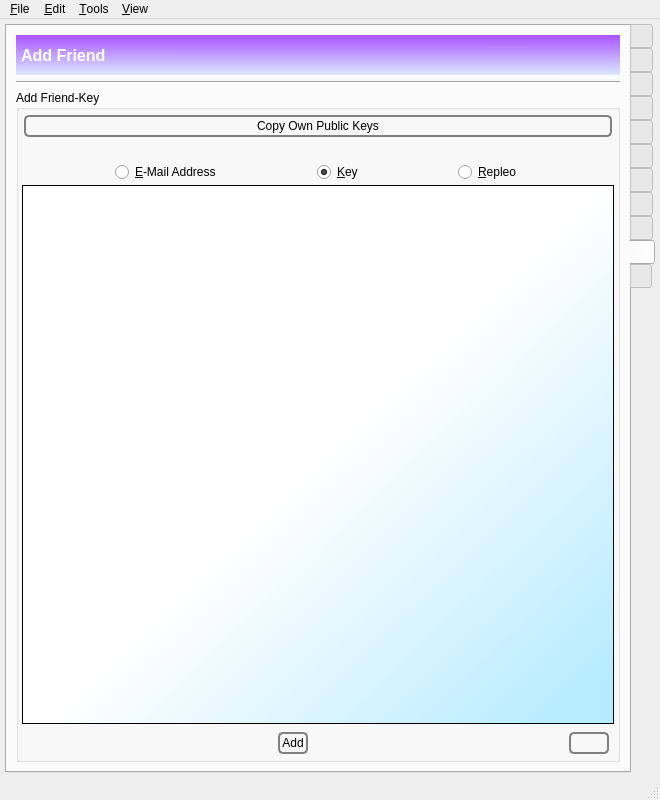
Old version of the form branches/trunk/GoldBug-UI/spot-on-controlcenter.ui in the repository textbrowser/spot-on.
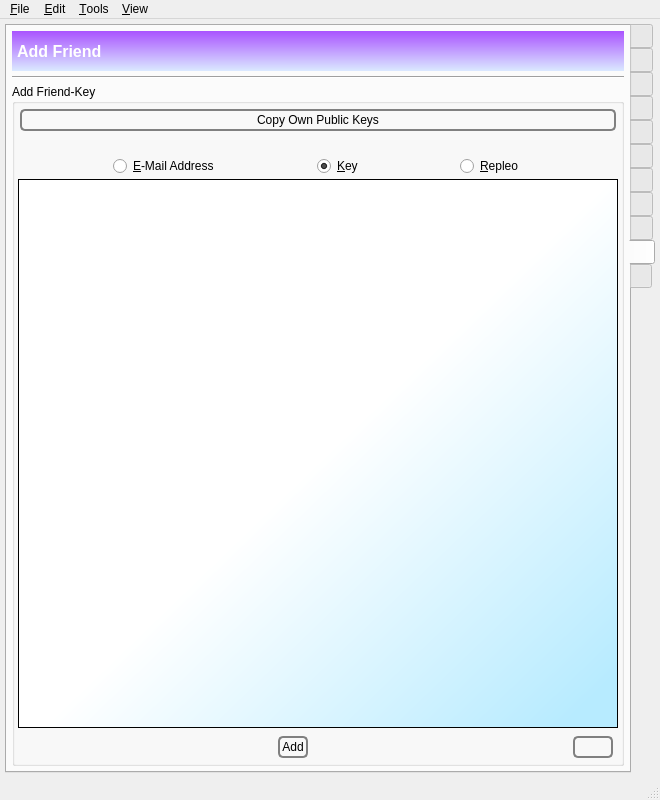
New version of the form. The open tabs and pages were chosen to show the change. Icons and pictures are not drawn. Custom widgets are drawn as their Qt base class.

Patch:
```diff
--- a/branches/trunk/GoldBug-UI/spot-on-controlcenter.ui
+++ b/branches/trunk/GoldBug-UI/spot-on-controlcenter.ui
@@ -10192,6 +10192,21 @@
         <string>Add Friend</string>
        </attribute>
        <layout class="QVBoxLayout" name="verticalLayout_22">
+        <property name="spacing">
+         <number>5</number>
+        </property>
+        <property name="leftMargin">
+         <number>5</number>
+        </property>
+        <property name="topMargin">
+         <number>5</number>
+        </property>
+        <property name="rightMargin">
+         <number>5</number>
+        </property>
+        <property name="bottomMargin">
+         <number>5</number>
+        </property>
         <item>
          <widget class="QLabel" name="label_125">
           <property name="minimumSize">
```
Left out of the diff: 2 changed lines with no effect on the pictures.
